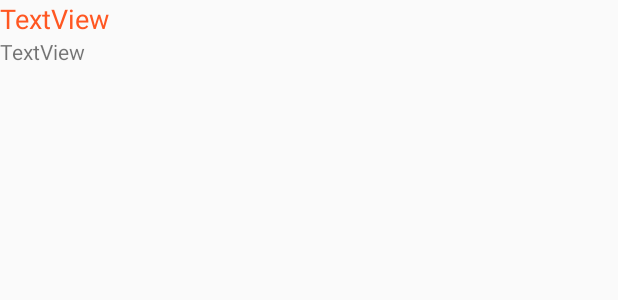
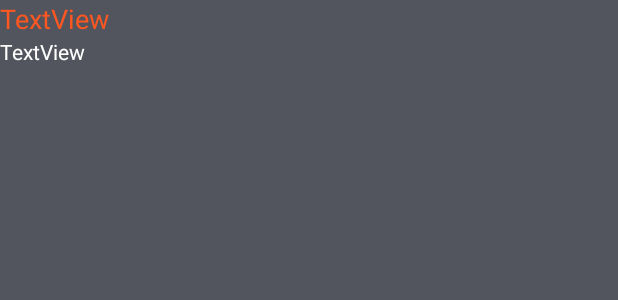
Before and after one commit to hocquet/Hocquet, an Android app: the layout list_item_layout.xml on its own in the app's theme, with its tools: preview values and no code run, on a phone screen of 412 x 824 dp. Shown: the top 300 px of the screen. Run offline under Robolectric (Android 15) with nearby library versions, the phone set to English and light mode, and no system bars.

Commit message:
V11 Changement Couleurs

```diff
--- a/app/src/main/res/layout/activity_main.xml
+++ b/app/src/main/res/layout/activity_main.xml
@@ -20,7 +20,9 @@
 
     </com.google.android.material.appbar.AppBarLayout>
 
-    <include layout="@layout/content_main" />
+    <include
+        layout="@layout/content_main"
+        android:background="@color/Gris1" />
 
     <com.google.android.material.floatingactionbutton.FloatingActionButton
         android:id="@+id/load_btn"
--- a/app/src/main/res/layout/content_main.xml
+++ b/app/src/main/res/layout/content_main.xml
@@ -14,6 +14,9 @@
         android:layout_marginTop="1dp"
         android:layout_marginEnd="1dp"
         android:layout_marginBottom="1dp"
+        android:background="@color/Gris1"
+        android:divider="@color/White"
+        android:dividerHeight="1dp"
         app:layout_constraintBottom_toBottomOf="parent"
         app:layout_constraintEnd_toEndOf="parent"
         app:layout_constraintStart_toStartOf="parent"
--- a/app/src/main/res/layout/list_item_layout.xml
+++ b/app/src/main/res/layout/list_item_layout.xml
@@ -1,6 +1,8 @@
 <?xml version="1.0" encoding="utf-8"?>
 <RelativeLayout xmlns:android="http://schemas.android.com/apk/res/android"
-    android:layout_width="match_parent" android:layout_height="match_parent">
+    android:layout_width="match_parent"
+    android:layout_height="match_parent"
+    android:background="@color/Gris1">
 
     <TextView
         android:id="@+id/rssTitle"
@@ -16,5 +18,6 @@
         android:layout_height="wrap_content"
         android:layout_below="@id/rssTitle"
         android:text="TextView"
-        android:textAppearance="@style/TextAppearance.AppCompat.Small" />
+        android:textAppearance="@style/TextAppearance.AppCompat.Small"
+        android:textColor="@color/White" />
 </RelativeLayout>
--- a/app/src/main/res/values/colors.xml
+++ b/app/src/main/res/values/colors.xml
@@ -7,4 +7,5 @@
     <color name="White">#FFFFFF</color>
     <color name="Blue">#3F51B5</color>
     <color name="Red">#FD1100</color>
+    <color name="Gris1">#52555D</color>
 </resources>
```
